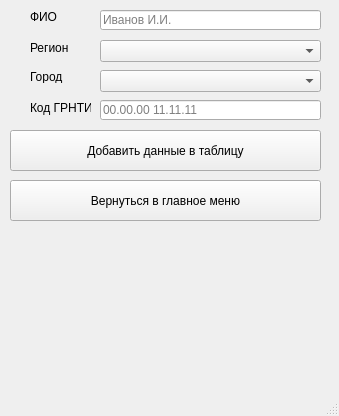
The window that add_form.ui (lernya/dbcs) describes before a commit, drawn with Qt 5.
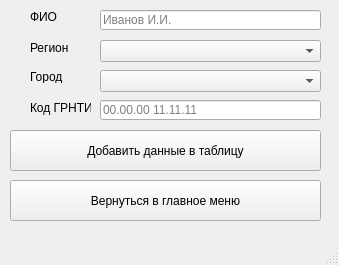
The same window after the commit.

What changed in the file:
```diff
--- a/add_form.ui
+++ b/add_form.ui
@@ -7,7 +7,7 @@
     <x>0</x>
     <y>0</y>
     <width>339</width>
-    <height>416</height>
+    <height>265</height>
    </rect>
   </property>
   <property name="windowTitle">
```
